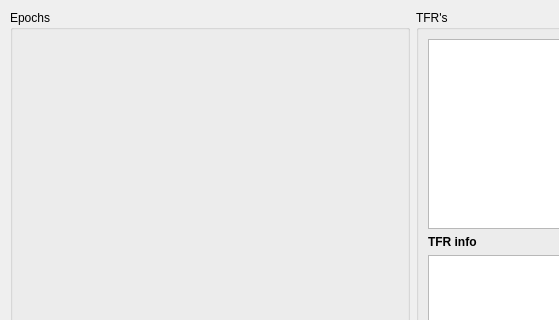
Before: the Qt Designer form qt4Designer_ui_files/mainWindowTabInducedUi.ui in cibr-jyu/meggie, drawn with Qt 5; both pictures show x 0 to 559 and y 0 to 320 of the 1112 by 732 pixel window.
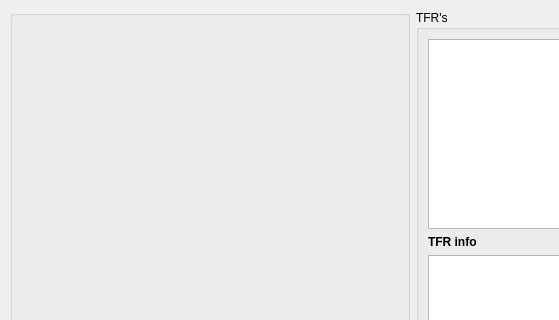
After: the same form once the commit is applied.

Commit message: Start implementing the TFR tab

What changed in the file:
```diff
--- a/qt4Designer_ui_files/mainWindowTabInducedUi.ui
+++ b/qt4Designer_ui_files/mainWindowTabInducedUi.ui
@@ -31,7 +31,7 @@
       <item>
        <widget class="QGroupBox" name="groupBoxEpochs">
         <property name="title">
-         <string>Epochs</string>
+         <string/>
         </property>
        </widget>
       </item>
```
The commit also changes 7 other files.
